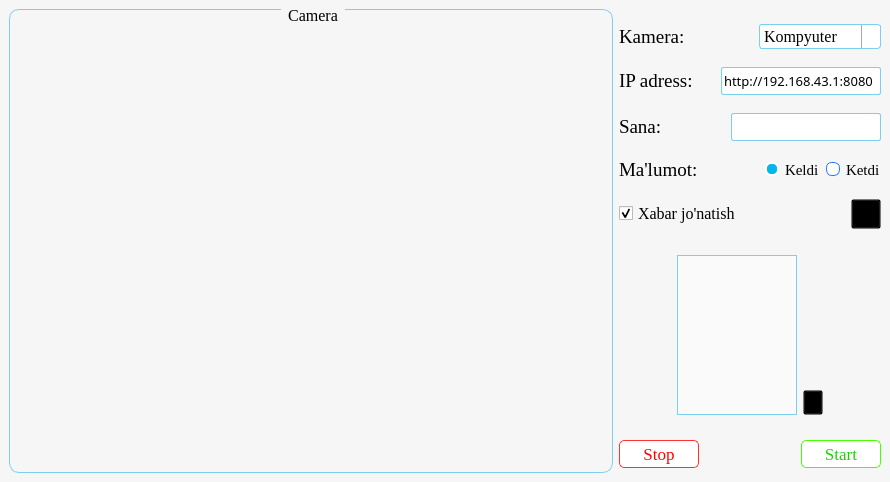
Old version of the form Designs/design_6.ui in the repository MRprgmr/SControl.
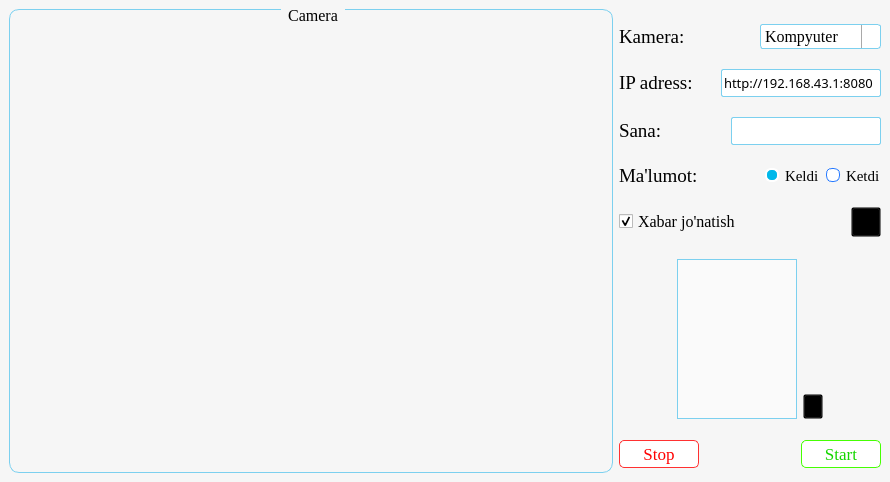
New version of the form. Icons and pictures are not drawn.

```diff
--- a/Designs/design_6.ui
+++ b/Designs/design_6.ui
@@ -41,7 +41,7 @@
   <property name="iconSize">
    <size>
     <width>32</width>
-    <height>20</height>
+    <height>32</height>
    </size>
   </property>
   <widget class="QWidget" name="centralwidget">
@@ -109,7 +109,7 @@
         <item>
          <layout class="QVBoxLayout" name="verticalLayout">
           <property name="spacing">
-           <number>18</number>
+           <number>20</number>
           </property>
           <item>
            <spacer name="verticalSpacer_5">
@@ -481,6 +481,20 @@
               <property name="cursor">
                <cursorShape>ArrowCursor</cursorShape>
               </property>
+              <property name="styleSheet">
+               <string notr="true">QCheckBox::indicator:unchecked{
+     image: url(:/Icons/Icons/unchecked.png);
+ }
+QCheckBox::indicator:unchecked:hover{
+     image: url(:/Icons/Icons/unchecked_hover.png);
+ }
+QCheckBox::indicator:checked{
+     image: url(:/Icons/Icons/checked.png);
+ }
+QCheckBox::indicator:checked:hover{
+     image: url(:/Icons/Icons/checked_hover.png);
+ }</string>
+              </property>
               <property name="text">
                <string>Xabar jo'natish</string>
               </property>
@@ -491,8 +505,8 @@
               </property>
               <property name="iconSize">
                <size>
-                <width>24</width>
-                <height>24</height>
+                <width>28</width>
+                <height>28</height>
                </size>
               </property>
               <property name="checked">
```
Left out of the diff: 2 changed lines with no effect on the pictures.
